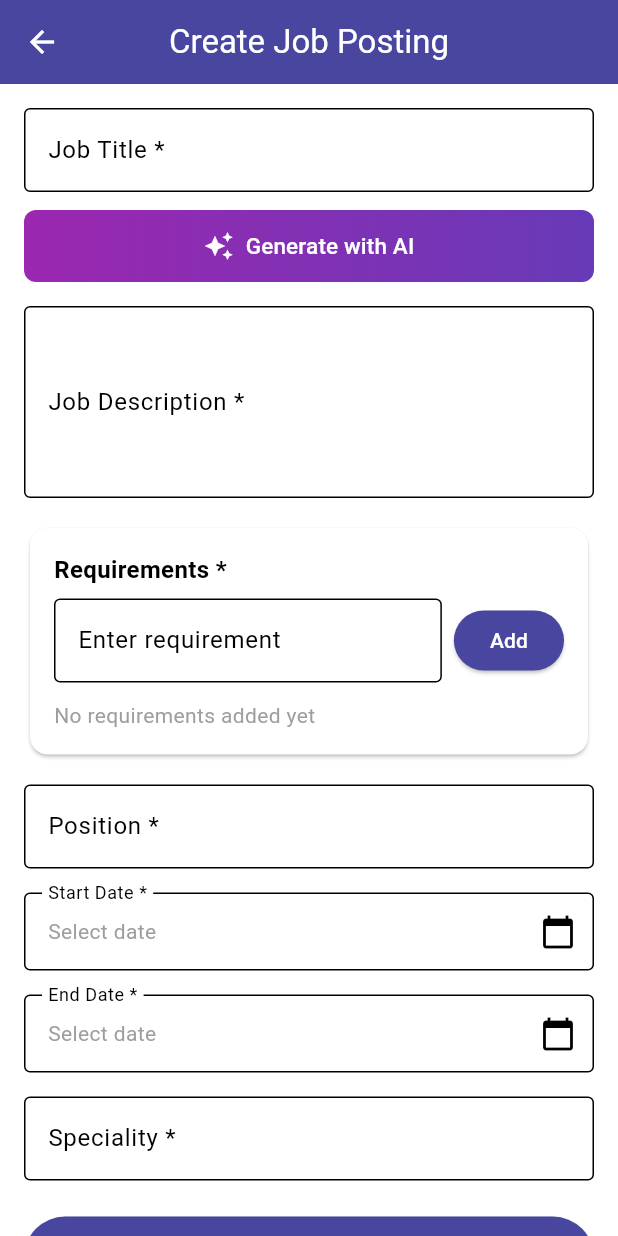
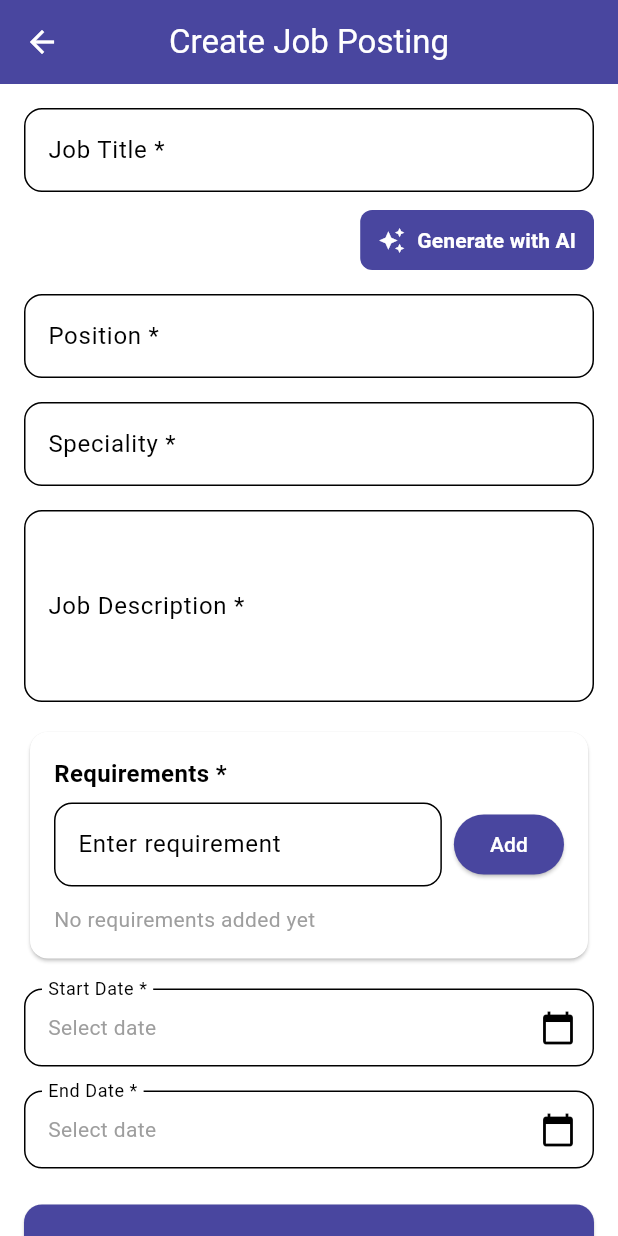
Before and after one commit to WS888-CODER/2025_GP_11, a Flutter app: the JobPostingPage screen opened directly, on a phone screen of 412 x 824 dp. Run offline on Flutter 3.47's test engine with Material 3 defaults, Android fonts, the light colour scheme and no system bars; our stand-ins replace cloud_firestore, firebase_core; accounts and stored records are empty.

Commit message:
job-postings

```diff
--- a/lib/main.dart
+++ b/lib/main.dart
@@ -3,6 +3,7 @@ import 'package:firebase_core/firebase_core.dart';
 import 'firebase_options.dart';
 import 'package:gp_2025_11/config/theme.dart';
 import 'package:gp_2025_11/screens/start_screen.dart';
+import 'package:gp_2025_11/screens/job_posting_page.dart';
 
 void main() async {
   WidgetsFlutterBinding.ensureInitialized();
@@ -22,7 +23,8 @@ class Jadeer extends StatelessWidget {
     return MaterialApp(
       title: 'Jadeer',
       theme: AppTheme.lightTheme,
-      home: StartScreen(),
+      home: const JobPostingPage(), // Temporary: testing JobPostingPage
+      // home: StartScreen(), // Restore this later
       debugShowCheckedModeBanner: false,
     );
   }
--- a/lib/screens/job_posting_page.dart
+++ b/lib/screens/job_posting_page.dart
@@ -1,4 +1,7 @@
 import 'package:flutter/material.dart';
+import 'dart:convert';
+import 'package:http/http.dart' as http;
+
 
 class JobPostingPage extends StatefulWidget {
   const JobPostingPage({super.key});
@@ -96,6 +99,55 @@ class _JobPostingPageState extends State<JobPostingPage> {
       print('Speciality: ${_specialityController.text}');
     }
   }
+Future<void> _generateJobPost() async {
+  if (_jobTitleController.text.isEmpty || _positionController.text.isEmpty) {
+    ScaffoldMessenger.of(context).showSnackBar(
+      const SnackBar(content: Text('Please enter job title and position first')),
+    );
+    return;
+  }
+
+  final skills = _requirements.join(', ');
+  final url = Uri.parse('http://10.0.2.2:5000/generateJobPost'); // For Android emulator
+  // Use http://localhost:5000 if you're running Flutter Web
+
+  try {
+    ScaffoldMessenger.of(context).showSnackBar(
+      const SnackBar(content: Text('Generating job description...')),
+    );
+
+    final response = await http.post(
+      url,
+      headers: {'Content-Type': 'application/json'},
+      body: jsonEncode({
+        'title': _jobTitleController.text,
+        'company': 'Jadeer',
+        'skills': skills.isNotEmpty ? skills : _specialityController.text,
+      }),
+    );
+
+    if (response.statusCode == 200) {
+      final data = jsonDecode(response.body);
+      final generatedText = data['job_post'];
+
+      setState(() {
+        _jobDescriptionController.text = generatedText;
+      });
+
+      ScaffoldMessenger.of(context).showSnackBar(
+        const SnackBar(content: Text('AI job description generated!')),
+      );
+    } else {
+      ScaffoldMessenger.of(context).showSnackBar(
+        SnackBar(content: Text('Failed: ${response.body}')),
+      );
+    }
+  } catch (e) {
+    ScaffoldMessenger.of(context).showSnackBar(
+      SnackBar(content: Text('Error: $e')),
+    );
+  }
+}
 
   @override
   Widget build(BuildContext context) {
@@ -111,9 +163,11 @@ class _JobPostingPageState extends State<JobPostingPage> {
             // Job Title
             TextFormField(
               controller: _jobTitleController,
-              decoration: const InputDecoration(
+              decoration: InputDecoration(
                 labelText: 'Job Title *',
-                border: OutlineInputBorder(),
+                border: OutlineInputBorder(
+                  borderRadius: BorderRadius.circular(12),
+                ),
               ),
               validator: (value) {
                 if (value == null || value.isEmpty) {
@@ -122,42 +176,74 @@ class _JobPostingPageState extends State<JobPostingPage> {
                 return null;
               },
             ),
-            const SizedBox(height: 12),
+            const SizedBox(height: 8),
 
             // AI Generate Button
-            Container(
-              decoration: BoxDecoration(
-                gradient: const LinearGradient(
-                  colors: [Colors.purple, Colors.deepPurple],
-                ),
-                borderRadius: BorderRadius.circular(8),
-              ),
-              child: ElevatedButton.icon(
-                onPressed: () {},
-                icon: const Icon(Icons.auto_awesome, size: 20),
+            Align(
+              alignment: Alignment.centerRight,
+              child: TextButton.icon(
+                onPressed: _generateJobPost,
+                icon: const Icon(Icons.auto_awesome, size: 18),
                 label: const Text(
                   'Generate with AI',
-                  style: TextStyle(fontSize: 15, fontWeight: FontWeight.w500),
+                  style: TextStyle(fontSize: 14, fontWeight: FontWeight.w600),
                 ),
-                style: ElevatedButton.styleFrom(
-                  backgroundColor: Colors.transparent,
+                style: TextButton.styleFrom(
                   foregroundColor: Colors.white,
-                  shadowColor: Colors.transparent,
-                  padding: const EdgeInsets.symmetric(vertical: 12, horizontal: 16),
+                  backgroundColor: const Color(0xFF49469F),
+                  padding: const EdgeInsets.symmetric(horizontal: 12, vertical: 8),
                   shape: RoundedRectangleBorder(
                     borderRadius: BorderRadius.circular(8),
                   ),
                 ),
               ),
             ),
+            const SizedBox(height: 12),
+
+            // Position
+            TextFormField(
+              controller: _positionController,
+              decoration: InputDecoration(
+                labelText: 'Position *',
+                border: OutlineInputBorder(
+                  borderRadius: BorderRadius.circular(12),
+                ),
+              ),
+              validator: (value) {
+                if (value == null || value.isEmpty) {
+                  return 'This field is required';
+                }
+                return null;
+              },
+            ),
+            const SizedBox(height: 16),
+
+            // Speciality
+            TextFormField(
+              controller: _specialityController,
+              decoration: InputDecoration(
+                labelText: 'Speciality *',
+                border: OutlineInputBorder(
+                  borderRadius: BorderRadius.circular(12),
+                ),
+              ),
+              validator: (value) {
+                if (value == null || value.isEmpty) {
+                  return 'This field is required';
+                }
+                return null;
+              },
+            ),
             const SizedBox(height: 16),
 
             // Job Description
             TextFormField(
               controller: _jobDescriptionController,
-              decoration: const InputDecoration(
+              decoration: InputDecoration(
                 labelText: 'Job Description *',
-                border: OutlineInputBorder(),
+                border: OutlineInputBorder(
+                  borderRadius: BorderRadius.circular(12),
+                ),
               ),
               maxLines: 4,
               validator: (value) {
@@ -171,6 +257,9 @@ class _JobPostingPageState extends State<JobPostingPage> {
 
             // Requirements Section
             Card(
+              shape: RoundedRectangleBorder(
+                borderRadius: BorderRadius.circular(12),
+              ),
               child: Padding(
                 padding: const EdgeInsets.all(16.0),
                 child: Column(
@@ -189,9 +278,11 @@ class _JobPostingPageState extends State<JobPostingPage> {
                         Expanded(
                           child: TextField(
                             controller: _requirementController,
-                            decoration: const InputDecoration(
+                            decoration: InputDecoration(
                               hintText: 'Enter requirement',
-                              border: OutlineInputBorder(),
+                              border: OutlineInputBorder(
+                                borderRadius: BorderRadius.circular(12),
+                              ),
                             ),
                             onSubmitted: (_) => _addRequirement(),
                           ),
@@ -232,30 +323,16 @@ class _JobPostingPageState extends State<JobPostingPage> {
             ),
             const SizedBox(height: 16),
 
-            // Position
-            TextFormField(
-              controller: _positionController,
-              decoration: const InputDecoration(
-                labelText: 'Position *',
-                border: OutlineInputBorder(),
-              ),
-              validator: (value) {
-                if (value == null || value.isEmpty) {
-                  return 'This field is required';
-                }
-                return null;
-              },
-            ),
-            const SizedBox(height: 16),
-
             // Start Date
             InkWell(
               onTap: _selectStartDate,
               child: InputDecorator(
-                decoration: const InputDecoration(
+                decoration: InputDecoration(
                   labelText: 'Start Date *',
-                  border: OutlineInputBorder(),
-                  suffixIcon: Icon(Icons.calendar_today),
+                  border: OutlineInputBorder(
+                    borderRadius: BorderRadius.circular(12),
+                  ),
+                  suffixIcon: const Icon(Icons.calendar_today),
                 ),
                 child: Text(
                   _startDate != null
@@ -273,10 +350,12 @@ class _JobPostingPageState extends State<JobPostingPage> {
             InkWell(
               onTap: _selectEndDate,
               child: InputDecorator(
-                decoration: const InputDecoration(
+                decoration: InputDecoration(
                   labelText: 'End Date *',
-                  border: OutlineInputBorder(),
-                  suffixIcon: Icon(Icons.calendar_today),
+                  border: OutlineInputBorder(
+                    borderRadius: BorderRadius.circular(12),
+                  ),
+                  suffixIcon: const Icon(Icons.calendar_today),
                 ),
                 child: Text(
                   _endDate != null
@@ -288,22 +367,6 @@ class _JobPostingPageState extends State<JobPostingPage> {
                 ),
               ),
             ),
-            const SizedBox(height: 16),
-
-            // Speciality
-            TextFormField(
-              controller: _specialityController,
-              decoration: const InputDecoration(
-                labelText: 'Speciality *',
-                border: OutlineInputBorder(),
-              ),
-              validator: (value) {
-                if (value == null || value.isEmpty) {
-                  return 'This field is required';
-                }
-                return null;
-              },
-            ),
             const SizedBox(height: 24),
 
             // Submit Button
@@ -311,6 +374,9 @@ class _JobPostingPageState extends State<JobPostingPage> {
               onPressed: _submitForm,
               style: ElevatedButton.styleFrom(
                 padding: const EdgeInsets.symmetric(vertical: 16),
+                shape: RoundedRectangleBorder(
+                  borderRadius: BorderRadius.circular(12),
+                ),
               ),
               child: const Text(
                 'Create Job Posting',
--- a/pubspec.yaml
+++ b/pubspec.yaml
@@ -10,7 +10,11 @@ environment:
 dependencies:
   flutter:
     sdk: flutter
+
   cupertino_icons: ^1.0.8
+  http: ^1.1.0
+
+
 
   # Firebase - آخر إصدارات متوافقة مع Java 17
   firebase_core: ^3.15.0
```
Also changed, not shown: firebase.json, 7 other files.
